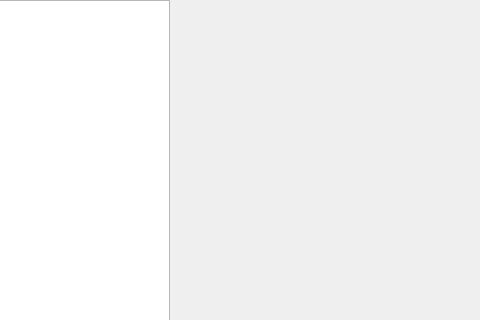
First picture: the form in widget.ui, repository qxsg233/Qt_Tetris_game, before the edit; both pictures show x 320 to 800 and y 0 to 320 of the 800 by 616 pixel window.
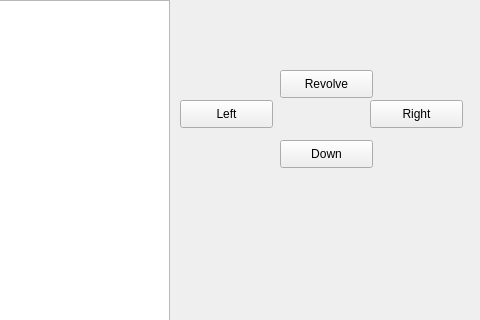
Second picture: the form after the edit. Custom widgets are drawn as their Qt base class.

The edit to the form file:
```diff
--- a/widget.ui
+++ b/widget.ui
@@ -35,6 +35,58 @@
     </size>
    </property>
   </widget>
+  <widget class="QPushButton" name="pushButton_down">
+   <property name="geometry">
+    <rect>
+     <x>600</x>
+     <y>140</y>
+     <width>93</width>
+     <height>28</height>
+    </rect>
+   </property>
+   <property name="text">
+    <string>Down</string>
+   </property>
+  </widget>
+  <widget class="QPushButton" name="pushButton_revolve">
+   <property name="geometry">
+    <rect>
+     <x>600</x>
+     <y>70</y>
+     <width>93</width>
+     <height>28</height>
+    </rect>
+   </property>
+   <property name="text">
+    <string>Revolve</string>
+   </property>
+  </widget>
+  <widget class="QPushButton" name="pushButton_left">
+   <property name="geometry">
+    <rect>
+     <x>500</x>
+     <y>100</y>
+     <width>93</width>
+     <height>28</height>
+    </rect>
+   </property>
+   <property name="text">
+    <string>Left</string>
+   </property>
+  </widget>
+  <widget class="QPushButton" name="pushButton_right">
+   <property name="geometry">
+    <rect>
+     <x>690</x>
+     <y>100</y>
+     <width>93</width>
+     <height>28</height>
+    </rect>
+   </property>
+   <property name="text">
+    <string>Right</string>
+   </property>
+  </widget>
  </widget>
  <customwidgets>
   <customwidget>
```
